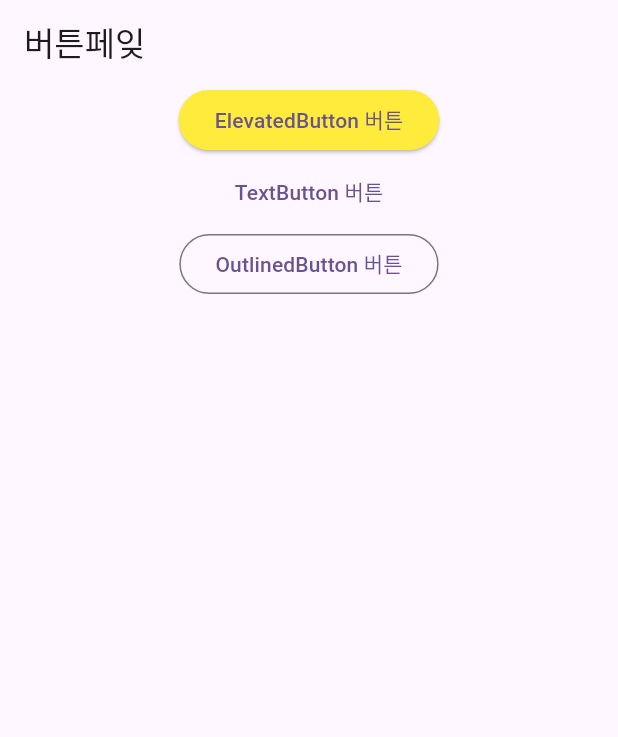
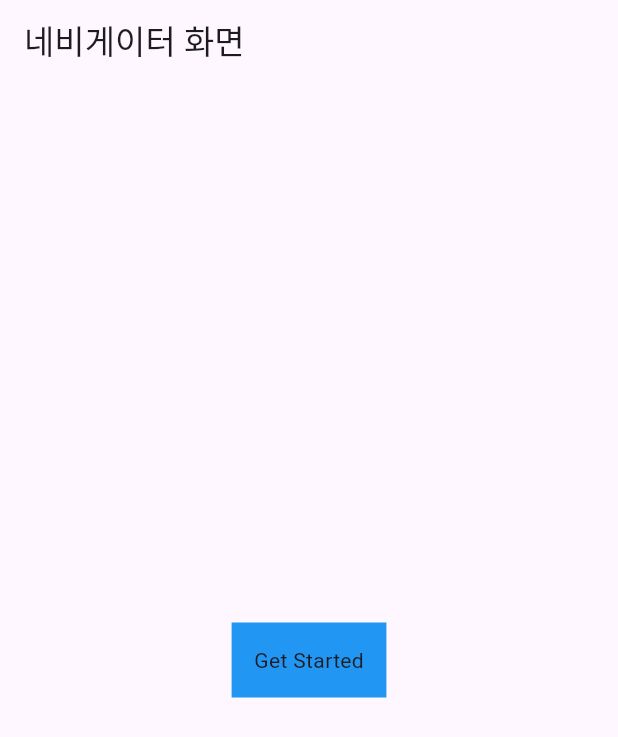
Before and after one commit to Bigbrushh/flutter_repository, a Flutter app: the screen it shows after launch, on a phone screen of 412 x 824 dp. Shown: the top 737 px of the screen. Run offline on Flutter 3.47's test engine with Material 3 defaults, Android fonts, the phone set to English and light mode, and no system bars.

Commit message:
네비게이터

```diff
--- a/lib/main.dart
+++ b/lib/main.dart
@@ -1,5 +1,5 @@
 import 'package:flutter/material.dart';
-import 'button.dart';
+import 'navigator.dart';
 
 void main() {
   runApp(const MyApp());
--- /dev/null
+++ b/lib/navigator.dart
@@ -0,0 +1,32 @@
+import 'package:flutter/material.dart';
+import 'package:flutter_start/second_view.dart';
+
+class MyHomePage extends StatefulWidget {
+  const MyHomePage({super.key});
+
+  @override
+  State<MyHomePage> createState() => _MyHomePageState();
+}
+
+class _MyHomePageState extends State<MyHomePage> {
+  @override
+  Widget build(BuildContext context) {
+    return Scaffold(
+      appBar: AppBar(
+        title: Text("네비게이터 화면"),
+      ),
+      body: Center(
+        child: GestureDetector(
+          onTap: () => Navigator.push(context, MaterialPageRoute(
+            builder: (_) => SecondView())
+          ),
+          child: Container(
+            padding: EdgeInsets.all(15),
+            color: Colors.blue,
+            child: Text("Get Started")
+          ),
+        ),
+      ),
+    );
+  }
+}
```
Also changed, not shown: lib/second_view.dart (added, +29 -0 lines).
